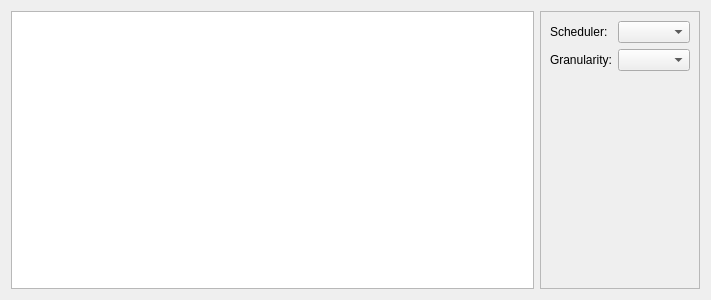
Above: src/portfolio/src/SchedulingView.ui from KDE/calligraplan before the change. Below: the same form after it.
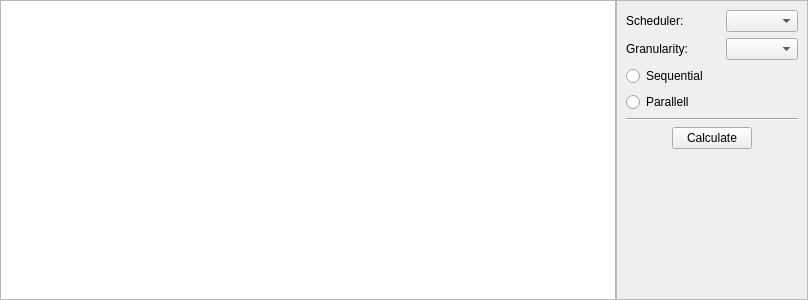
That is the form after the change. Icons and pictures are not drawn.

Commit message: Portfolio: SchedulingView: Improve scheduling control pane

The edit to the form file:
```diff
--- a/src/portfolio/src/SchedulingView.ui
+++ b/src/portfolio/src/SchedulingView.ui
@@ -6,14 +6,35 @@
    <rect>
     <x>0</x>
     <y>0</y>
-    <width>711</width>
+    <width>808</width>
     <height>300</height>
    </rect>
   </property>
+  <property name="sizePolicy">
+   <sizepolicy hsizetype="Preferred" vsizetype="Preferred">
+    <horstretch>0</horstretch>
+    <verstretch>0</verstretch>
+   </sizepolicy>
+  </property>
   <property name="windowTitle">
    <string/>
   </property>
   <layout class="QHBoxLayout" name="horizontalLayout_2">
+   <property name="spacing">
+    <number>0</number>
+   </property>
+   <property name="leftMargin">
+    <number>0</number>
+   </property>
+   <property name="topMargin">
+    <number>0</number>
+   </property>
+   <property name="rightMargin">
+    <number>0</number>
+   </property>
+   <property name="bottomMargin">
+    <number>0</number>
+   </property>
    <item>
     <widget class="QTreeView" name="schedulingView">
      <property name="contextMenuPolicy">
@@ -26,6 +47,12 @@
    </item>
    <item>
     <widget class="QFrame" name="schedulingProperties">
+     <property name="sizePolicy">
+      <sizepolicy hsizetype="Fixed" vsizetype="Preferred">
+       <horstretch>0</horstretch>
+       <verstretch>0</verstretch>
+      </sizepolicy>
+     </property>
      <property name="frameShape">
       <enum>QFrame::StyledPanel</enum>
      </property>
@@ -34,34 +61,87 @@
      </property>
      <layout class="QGridLayout" name="gridLayout">
       <item row="0" column="0">
-       <layout class="QHBoxLayout" name="horizontalLayout">
-        <item>
-         <widget class="QLabel" name="label">
-          <property name="text">
-           <string>Scheduler:</string>
-          </property>
-         </widget>
-        </item>
-        <item>
-         <widget class="QComboBox" name="schedulersCombo"/>
-        </item>
-       </layout>
+       <widget class="QLabel" name="label">
+        <property name="text">
+         <string>Scheduler:</string>
+        </property>
+       </widget>
+      </item>
+      <item row="0" column="2">
+       <widget class="QComboBox" name="schedulersCombo"/>
       </item>
       <item row="1" column="0">
-       <layout class="QHBoxLayout" name="horizontalLayout_3">
+       <widget class="QLabel" name="label_2">
+        <property name="text">
+         <string>Granularity:</string>
+        </property>
+       </widget>
+      </item>
+      <item row="1" column="2">
+       <widget class="QComboBox" name="granularities"/>
+      </item>
+      <item row="2" column="0" colspan="2">
+       <widget class="QRadioButton" name="sequential">
+        <property name="text">
+         <string>Sequential</string>
+        </property>
+       </widget>
+      </item>
+      <item row="3" column="0">
+       <widget class="QRadioButton" name="parallell">
+        <property name="text">
+         <string>Parallell</string>
+        </property>
+       </widget>
+      </item>
+      <item row="4" column="0" colspan="3">
+       <widget class="Line" name="line">
+        <property name="orientation">
+         <enum>Qt::Horizontal</enum>
+        </property>
+       </widget>
+      </item>
+      <item row="5" column="0" colspan="3">
+       <layout class="QHBoxLayout" name="horizontalLayout">
         <item>
-         <widget class="QLabel" name="label_2">
+         <spacer name="horizontalSpacer">
+          <property name="orientation">
+           <enum>Qt::Horizontal</enum>
+          </property>
+          <property name="sizeHint" stdset="0">
+           <size>
+            <width>38</width>
+            <height>20</height>
+           </size>
+          </property>
+         </spacer>
+        </item>
+        <item>
+         <widget class="QPushButton" name="calculate">
           <property name="text">
-           <string>Granularity:</string>
+           <string>Calculate</string>
+          </property>
+          <property name="icon">
+           <iconset theme="view-time-schedule-calculus"/>
           </property>
          </widget>
         </item>
         <item>
-         <widget class="QComboBox" name="granularities"/>
+         <spacer name="horizontalSpacer_2">
+          <property name="orientation">
+           <enum>Qt::Horizontal</enum>
+          </property>
+          <property name="sizeHint" stdset="0">
+           <size>
+            <width>38</width>
+            <height>20</height>
+           </size>
+          </property>
+         </spacer>
         </item>
        </layout>
       </item>
-      <item row="2" column="0">
+      <item row="6" column="1">
        <spacer name="verticalSpacer">
         <property name="orientation">
          <enum>Qt::Vertical</enum>
```
The commit also changes 3 other files.
